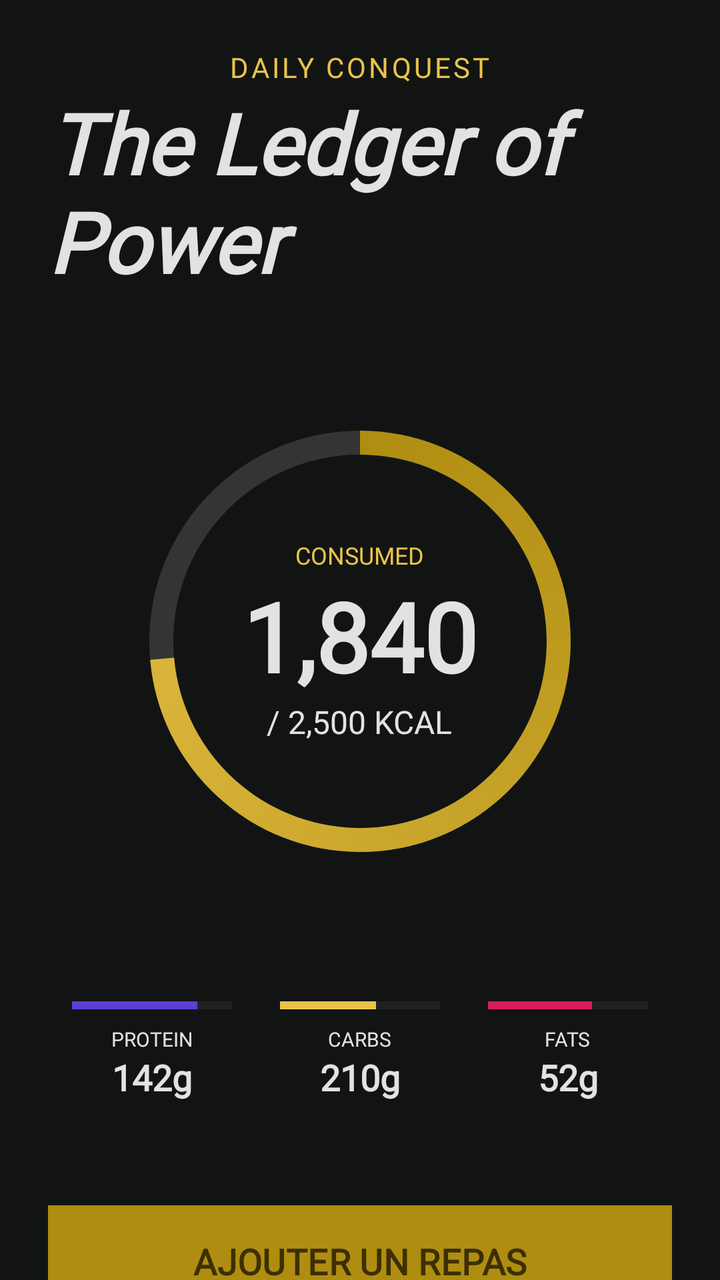
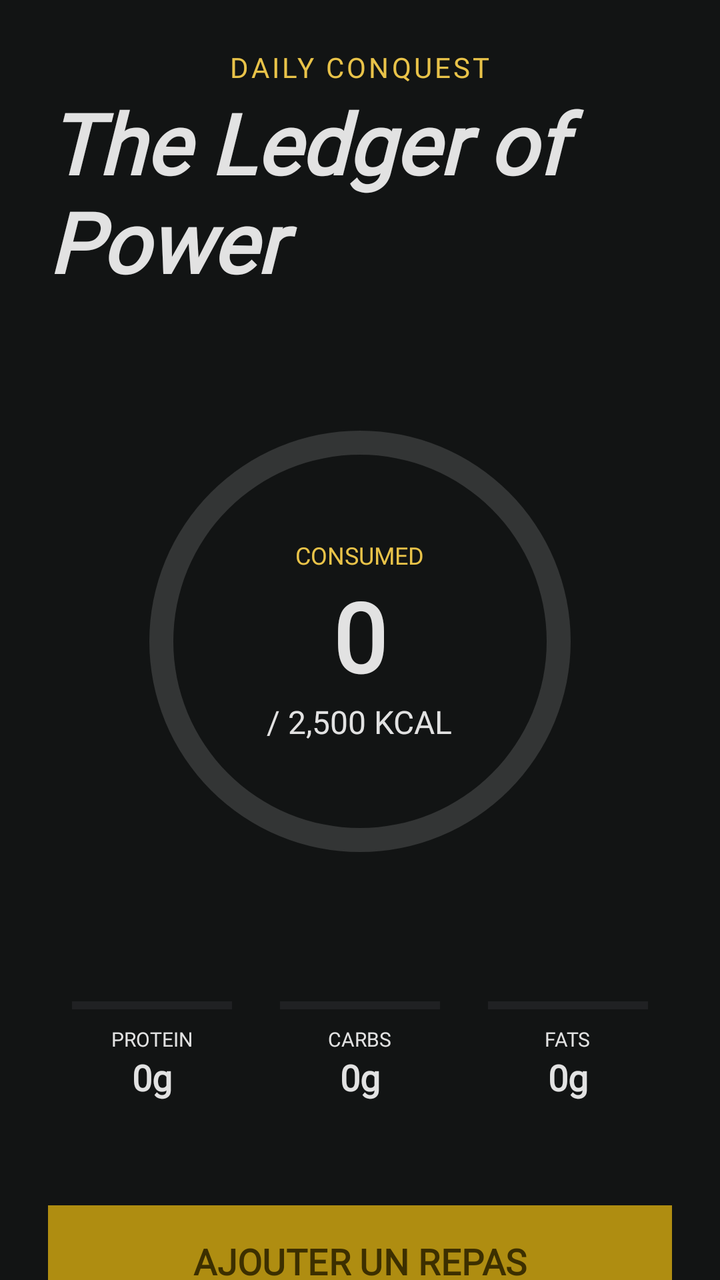

Screens rendered from an Android XML layout before and after an edit, with the pre-edit source and the edit as a unified diff.
<!-- AndroidManifest.xml: application theme Theme.OlympusFront -->
<!-- res/layout/fragment_home.xml -->
<?xml version="1.0" encoding="utf-8"?>
<androidx.core.widget.NestedScrollView xmlns:android="http://schemas.android.com/apk/res/android"
    xmlns:app="http://schemas.android.com/apk/res-auto"
    android:layout_width="match_parent"
    android:layout_height="match_parent"
    android:background="@color/surface">

    <androidx.constraintlayout.widget.ConstraintLayout
        android:layout_width="match_parent"
        android:layout_height="wrap_content"
        android:padding="24dp">

        <TextView
            android:id="@+id/subtitle_conquest"
            android:layout_width="wrap_content"
            android:layout_height="wrap_content"
            android:fontFamily="@font/manrope"
            android:letterSpacing="0.1"
            android:text="@string/daily_conquest"
            android:textColor="@color/secondary"
            android:textSize="14sp"
            app:layout_constraintEnd_toEndOf="parent"
            app:layout_constraintStart_toStartOf="parent"
            app:layout_constraintTop_toTopOf="parent" />

        <TextView
            android:id="@+id/main_headline"
            android:layout_width="wrap_content"
            android:layout_height="wrap_content"
            android:fontFamily="@font/newsreader"
            android:text="@string/ledger_of_power"
            android:textColor="@color/marble_white"
            android:textSize="42sp"
            android:textStyle="bold|italic"
            app:layout_constraintEnd_toEndOf="parent"
            app:layout_constraintStart_toStartOf="parent"
            app:layout_constraintTop_toBottomOf="@id/subtitle_conquest" />

        
        <FrameLayout
            android:id="@+id/progress_container"
            android:layout_width="280dp"
            android:layout_height="280dp"
            android:layout_marginTop="32dp"
            app:layout_constraintEnd_toEndOf="parent"
            app:layout_constraintStart_toStartOf="parent"
            app:layout_constraintTop_toBottomOf="@id/main_headline">

            <ProgressBar
                android:id="@+id/calories_progress"
                style="?android:attr/progressBarStyleHorizontal"
                android:layout_width="match_parent"
                android:layout_height="match_parent"
                android:indeterminate="false"
                android:max="2500"
                android:progress="1840"
                android:progressDrawable="@drawable/ring_progress" />

            <LinearLayout
                android:layout_width="wrap_content"
                android:layout_height="wrap_content"
                android:layout_gravity="center"
                android:gravity="center"
                android:orientation="vertical">

                <TextView
                    android:layout_width="wrap_content"
                    android:layout_height="wrap_content"
                    android:fontFamily="@font/manrope"
                    android:text="@string/consumed"
                    android:textColor="@color/secondary"
                    android:textSize="12sp" />

                <TextView
                    android:id="@+id/calories_text"
                    android:layout_width="wrap_content"
                    android:layout_height="wrap_content"
                    android:fontFamily="@font/newsreader"
                    android:text="@string/calories_value"
                    android:textColor="@color/marble_white"
                    android:textSize="48sp"
                    android:textStyle="bold" />

                <TextView
                    android:layout_width="wrap_content"
                    android:layout_height="wrap_content"
                    android:fontFamily="@font/manrope"
                    android:text="@string/target_kcal"
                    android:textColor="@color/marble_white"
                    android:textSize="16sp" />
            </LinearLayout>
        </FrameLayout>

        
        <LinearLayout
            android:id="@+id/macros_container"
            android:layout_width="match_parent"
            android:layout_height="wrap_content"
            android:layout_marginTop="40dp"
            android:baselineAligned="false"
            android:orientation="horizontal"
            app:layout_constraintTop_toBottomOf="@id/progress_container">

            
            <LinearLayout
                android:layout_width="0dp"
                android:layout_height="wrap_content"
                android:layout_weight="1"
                android:gravity="center"
                android:orientation="vertical">

                <ProgressBar
                    style="?android:attr/progressBarStyleHorizontal"
                    android:layout_width="80dp"
                    android:layout_height="4dp"
                    android:progress="78"
                    android:progressTint="@color/primary_container" />

                <TextView
                    android:layout_width="wrap_content"
                    android:layout_height="wrap_content"
                    android:layout_marginTop="8dp"
                    android:fontFamily="@font/manrope"
                    android:text="@string/protein"
                    android:textColor="@color/marble_white"
                    android:textSize="10sp" />

                <TextView
                    android:layout_width="wrap_content"
                    android:layout_height="wrap_content"
                    android:fontFamily="@font/newsreader"
                    android:text="@string/protein_value"
                    android:textColor="@color/marble_white"
                    android:textSize="18sp"
                    android:textStyle="bold" />
            </LinearLayout>

            
            <LinearLayout
                android:layout_width="0dp"
                android:layout_height="wrap_content"
                android:layout_weight="1"
                android:gravity="center"
                android:orientation="vertical">

                <ProgressBar
                    style="?android:attr/progressBarStyleHorizontal"
                    android:layout_width="80dp"
                    android:layout_height="4dp"
                    android:progress="60"
                    android:progressTint="@color/secondary" />

                <TextView
                    android:layout_width="wrap_content"
                    android:layout_height="wrap_content"
                    android:layout_marginTop="8dp"
                    android:fontFamily="@font/manrope"
                    android:text="@string/carbs"
                    android:textColor="@color/marble_white"
                    android:textSize="10sp" />

                <TextView
                    android:layout_width="wrap_content"
                    android:layout_height="wrap_content"
                    android:fontFamily="@font/newsreader"
                    android:text="@string/carbs_value"
                    android:textColor="@color/marble_white"
                    android:textSize="18sp"
                    android:textStyle="bold" />
            </LinearLayout>

            
            <LinearLayout
                android:layout_width="0dp"
                android:layout_height="wrap_content"
                android:layout_weight="1"
                android:gravity="center"
                android:orientation="vertical">

                <ProgressBar
                    style="?android:attr/progressBarStyleHorizontal"
                    android:layout_width="80dp"
                    android:layout_height="4dp"
                    android:progress="65"
                    android:progressTint="#D81B60" />

                <TextView
                    android:layout_width="wrap_content"
                    android:layout_height="wrap_content"
                    android:layout_marginTop="8dp"
                    android:fontFamily="@font/manrope"
                    android:text="@string/fats"
                    android:textColor="@color/marble_white"
                    android:textSize="10sp" />

                <TextView
                    android:layout_width="wrap_content"
                    android:layout_height="wrap_content"
                    android:fontFamily="@font/newsreader"
                    android:text="@string/fats_value"
                    android:textColor="@color/marble_white"
                    android:textSize="18sp"
                    android:textStyle="bold" />
            </LinearLayout>
        </LinearLayout>

        
        <com.google.android.material.button.MaterialButton
            android:id="@+id/add_meal_button"
            android:layout_width="match_parent"
            android:layout_height="64dp"
            android:layout_marginTop="48dp"
            android:backgroundTint="@color/secondary_container"
            android:fontFamily="@font/newsreader"
            android:text="@string/add_meal"
            android:textColor="@color/on_secondary"
            android:textSize="18sp"
            android:textStyle="bold"
            app:cornerRadius="0dp"
            app:layout_constraintTop_toBottomOf="@id/macros_container" />

        <LinearLayout
            android:id="@+id/secondary_buttons"
            android:layout_width="match_parent"
            android:layout_height="wrap_content"
            android:layout_marginTop="16dp"
            android:orientation="horizontal"
            app:layout_constraintTop_toBottomOf="@id/add_meal_button">

            <com.google.android.material.button.MaterialButton
                android:id="@+id/scan_barcode_button"
                style="@style/Widget.Material3.Button.OutlinedButton"
                android:layout_width="0dp"
                android:layout_height="56dp"
                android:layout_marginEnd="8dp"
                android:layout_weight="1"
                android:fontFamily="@font/manrope"
                android:text="@string/scan_barcode"
                android:textColor="@color/secondary"
                android:textSize="12sp"
                app:cornerRadius="0dp"
                app:strokeColor="@color/outline_variant" />

            <com.google.android.material.button.MaterialButton
                android:id="@+id/manual_entry_button"
                style="@style/Widget.Material3.Button.OutlinedButton"
                android:layout_width="0dp"
                android:layout_height="56dp"
                android:layout_marginStart="8dp"
                android:layout_weight="1"
                android:fontFamily="@font/manrope"
                android:text="@string/manual_entry"
                android:textColor="@color/secondary"
                android:textSize="12sp"
                app:cornerRadius="0dp"
                app:strokeColor="@color/outline_variant" />
        </LinearLayout>

        
        <TextView
            android:id="@+id/recent_provisions_title"
            android:layout_width="wrap_content"
            android:layout_height="wrap_content"
            android:layout_marginTop="48dp"
            android:fontFamily="@font/newsreader"
            android:text="@string/recent_provisions"
            android:textColor="@color/marble_white"
            android:textSize="24sp"
            app:layout_constraintStart_toStartOf="parent"
            app:layout_constraintTop_toBottomOf="@id/secondary_buttons" />

        <LinearLayout
            android:layout_width="match_parent"
            android:layout_height="wrap_content"
            android:layout_marginTop="24dp"
            android:orientation="vertical"
            app:layout_constraintTop_toBottomOf="@id/recent_provisions_title">

            
            <com.google.android.material.card.MaterialCardView
                android:id="@+id/item_pheasant"
                android:layout_width="match_parent"
                android:layout_height="wrap_content"
                android:layout_marginBottom="16dp"
                app:cardBackgroundColor="@color/surface_container_low"
                app:cardCornerRadius="0dp"
                app:strokeWidth="0dp">

                <androidx.constraintlayout.widget.ConstraintLayout
                    android:layout_width="match_parent"
                    android:layout_height="wrap_content"
                    android:padding="16dp">

                    <ImageView
                        android:id="@+id/item_icon_1"
                        android:layout_width="24dp"
                        android:layout_height="24dp"
                        android:src="@android:drawable/ic_menu_today"
                        app:layout_constraintBottom_toBottomOf="parent"
                        app:layout_constraintStart_toStartOf="parent"
                        app:layout_constraintTop_toTopOf="parent"
                        app:tint="@color/primary_container" />

                    <TextView
                        android:id="@+id/item_name_1"
                        android:layout_width="0dp"
                        android:layout_height="wrap_content"
                        android:layout_marginStart="16dp"
                        android:fontFamily="@font/newsreader"
                        android:text="Gilded Pheasant\nBreast"
                        android:textColor="@color/marble_white"
                        android:textSize="18sp"
                        app:layout_constraintEnd_toStartOf="@id/item_kcal_1"
                        app:layout_constraintStart_toEndOf="@id/item_icon_1"
                        app:layout_constraintTop_toTopOf="parent" />

                    <TextView
                        android:id="@+id/item_time_1"
                        android:layout_width="wrap_content"
                        android:layout_height="wrap_content"
                        android:layout_marginTop="4dp"
                        android:fontFamily="@font/manrope"
                        android:text="LUNCH • 1:15PM"
                        android:textColor="@color/outline_variant"
                        android:textSize="10sp"
                        app:layout_constraintStart_toStartOf="@id/item_name_1"
                        app:layout_constraintTop_toBottomOf="@id/item_name_1" />

                    <TextView
                        android:id="@+id/item_kcal_1"
                        android:layout_width="wrap_content"
                        android:layout_height="wrap_content"
                        android:fontFamily="@font/newsreader"
                        android:gravity="end"
                        android:text="640\nKCAL"
                        android:textColor="@color/secondary"
                        android:textSize="18sp"
                        android:textStyle="bold"
                        app:layout_constraintEnd_toEndOf="parent"
                        app:layout_constraintTop_toTopOf="parent" />

                </androidx.constraintlayout.widget.ConstraintLayout>
            </com.google.android.material.card.MaterialCardView>

            
            <com.google.android.material.card.MaterialCardView
                android:id="@+id/item_elixir"
                android:layout_width="match_parent"
                android:layout_height="wrap_content"
                android:layout_marginBottom="16dp"
                app:cardBackgroundColor="@color/surface_container_low"
                app:cardCornerRadius="0dp"
                app:strokeWidth="0dp">

                <androidx.constraintlayout.widget.ConstraintLayout
                    android:layout_width="match_parent"
                    android:layout_height="wrap_content"
                    android:padding="16dp">

                    <ImageView
                        android:id="@+id/item_icon_2"
                        android:layout_width="24dp"
                        android:layout_height="24dp"
                        android:src="@android:drawable/ic_menu_view"
                        app:layout_constraintBottom_toBottomOf="parent"
                        app:layout_constraintStart_toStartOf="parent"
                        app:layout_constraintTop_toTopOf="parent"
                        app:tint="@color/primary_container" />

                    <TextView
                        android:id="@+id/item_name_2"
                        android:layout_width="0dp"
                        android:layout_height="wrap_content"
                        android:layout_marginStart="16dp"
                        android:fontFamily="@font/newsreader"
                        android:text="Legionnaire's\nElixir"
                        android:textColor="@color/marble_white"
                        android:textSize="18sp"
                        app:layout_constraintEnd_toStartOf="@id/item_kcal_2"
                        app:layout_constraintStart_toEndOf="@id/item_icon_2"
                        app:layout_constraintTop_toTopOf="parent" />

                    <TextView
                        android:id="@+id/item_time_2"
                        android:layout_width="wrap_content"
                        android:layout_height="wrap_content"
                        android:layout_marginTop="4dp"
                        android:fontFamily="@font/manrope"
                        android:text="MORNING • 8:30 AM"
                        android:textColor="@color/outline_variant"
                        android:textSize="10sp"
                        app:layout_constraintStart_toStartOf="@id/item_name_2"
                        app:layout_constraintTop_toBottomOf="@id/item_name_2" />

                    <TextView
                        android:id="@+id/item_kcal_2"
                        android:layout_width="wrap_content"
                        android:layout_height="wrap_content"
                        android:fontFamily="@font/newsreader"
                        android:gravity="end"
                        android:text="120\nKCAL"
                        android:textColor="@color/secondary"
                        android:textSize="18sp"
                        android:textStyle="bold"
                        app:layout_constraintEnd_toEndOf="parent"
                        app:layout_constraintTop_toTopOf="parent" />

                </androidx.constraintlayout.widget.ConstraintLayout>
            </com.google.android.material.card.MaterialCardView>

        </LinearLayout>

    </androidx.constraintlayout.widget.ConstraintLayout>
</androidx.core.widget.NestedScrollView>
<!-- resources referenced by this layout -->
<resources>
  <color name="marble_white">#E2E2E2</color>
  <color name="on_secondary">#3C2F00</color>
  <color name="outline_variant">#484554</color>
  <color name="primary_container">#5D3FD3</color>
  <color name="secondary">#E9C349</color>
  <color name="secondary_container">#AF8D11</color>
  <color name="surface">#121414</color>
  <color name="surface_container_low">#1A1C1C</color>
  <!-- drawable ring_progress (drawable) -->
  <?xml version="1.0" encoding="utf-8"?>
  <layer-list xmlns:android="http://schemas.android.com/apk/res/android">
      <item android:id="@android:id/background">
          <shape
              android:shape="ring"
              android:thickness="12dp"
              android:useLevel="false">
              <solid android:color="@color/surface_variant" />
          </shape>
      </item>
      <item android:id="@android:id/progress">
          <rotate
              android:fromDegrees="270"
              android:pivotX="50%"
              android:pivotY="50%"
              android:toDegrees="270">
              <shape
                  android:shape="ring"
                  android:thickness="12dp"
                  android:useLevel="true">
                  <gradient
                      android:endColor="@color/secondary"
                      android:startColor="@color/secondary_container"
                      android:type="sweep" />
              </shape>
          </rotate>
      </item>
  </layer-list>
  <string name="add_meal">AJOUTER UN REPAS</string>
  <string name="calories_value">1,840</string>
  <string name="carbs">CARBS</string>
  <string name="carbs_value">210g</string>
  <string name="consumed">CONSUMED</string>
  <string name="daily_conquest">DAILY CONQUEST</string>
  <string name="fats">FATS</string>
  <string name="fats_value">52g</string>
  <string name="ledger_of_power">The Ledger of Power</string>
  <string name="manual_entry">MANUAL ENTRY</string>
  <string name="protein">PROTEIN</string>
  <string name="protein_value">142g</string>
  <string name="recent_provisions">Recent Provisions</string>
  <string name="scan_barcode">SCAN BARCODE</string>
  <string name="target_kcal">/ 2,500 KCAL</string>
  <style name="Theme.OlympusFront" parent="Base.Theme.OlympusFront" />
  <color name="surface_variant">#333535</color>
  <style name="Base.Theme.OlympusFront" parent="Theme.Material3.DayNight.NoActionBar">
          
          <item name="colorPrimary">@color/primary_container</item>
          <item name="colorSecondary">@color/secondary</item>
          <item name="android:windowBackground">@color/surface</item>
  
          
          <item name="fontFamily">@font/manrope</item>
      </style>
</resources>

<!-- the commit's change to res/layout/fragment_home.xml (unified diff, before → after) -->
@@ -53,7 +53,7 @@
                 android:layout_height="match_parent"
                 android:indeterminate="false"
                 android:max="2500"
-                android:progress="1840"
+                android:progress="0"
                 android:progressDrawable="@drawable/ring_progress" />
 
             <LinearLayout
@@ -76,12 +76,13 @@
                     android:layout_width="wrap_content"
                     android:layout_height="wrap_content"
                     android:fontFamily="@font/newsreader"
-                    android:text="@string/calories_value"
+                    android:text="0"
                     android:textColor="@color/marble_white"
                     android:textSize="48sp"
                     android:textStyle="bold" />
 
                 <TextView
+                    android:id="@+id/calories_target_text"
                     android:layout_width="wrap_content"
                     android:layout_height="wrap_content"
                     android:fontFamily="@font/manrope"
@@ -110,10 +111,12 @@
                 android:orientation="vertical">
 
                 <ProgressBar
+                    android:id="@+id/protein_progress"
                     style="?android:attr/progressBarStyleHorizontal"
                     android:layout_width="80dp"
                     android:layout_height="4dp"
-                    android:progress="78"
+                    android:progress="0"
+                    android:max="100"
                     android:progressTint="@color/primary_container" />
 
                 <TextView
@@ -126,10 +129,11 @@
                     android:textSize="10sp" />
 
                 <TextView
-                    android:layout_width="wrap_content"
-                    android:layout_height="wrap_content"
-                    android:fontFamily="@font/newsreader"
-                    android:text="@string/protein_value"
+                    android:id="@+id/protein_text"
+                    android:layout_width="wrap_content"
+                    android:layout_height="wrap_content"
+                    android:fontFamily="@font/newsreader"
+                    android:text="0g"
                     android:textColor="@color/marble_white"
                     android:textSize="18sp"
                     android:textStyle="bold" />
@@ -144,10 +148,12 @@
                 android:orientation="vertical">
 
                 <ProgressBar
+                    android:id="@+id/carbs_progress"
                     style="?android:attr/progressBarStyleHorizontal"
                     android:layout_width="80dp"
                     android:layout_height="4dp"
-                    android:progress="60"
+                    android:progress="0"
+                    android:max="100"
                     android:progressTint="@color/secondary" />
 
                 <TextView
@@ -160,10 +166,11 @@
                     android:textSize="10sp" />
 
                 <TextView
-                    android:layout_width="wrap_content"
-                    android:layout_height="wrap_content"
-                    android:fontFamily="@font/newsreader"
-                    android:text="@string/carbs_value"
+                    android:id="@+id/carbs_text"
+                    android:layout_width="wrap_content"
+                    android:layout_height="wrap_content"
+                    android:fontFamily="@font/newsreader"
+                    android:text="0g"
                     android:textColor="@color/marble_white"
                     android:textSize="18sp"
                     android:textStyle="bold" />
@@ -178,10 +185,12 @@
                 android:orientation="vertical">
 
                 <ProgressBar
+                    android:id="@+id/fats_progress"
                     style="?android:attr/progressBarStyleHorizontal"
                     android:layout_width="80dp"
                     android:layout_height="4dp"
-                    android:progress="65"
+                    android:progress="0"
+                    android:max="100"
                     android:progressTint="#D81B60" />
 
                 <TextView
@@ -194,10 +203,11 @@
                     android:textSize="10sp" />
 
                 <TextView
-                    android:layout_width="wrap_content"
-                    android:layout_height="wrap_content"
-                    android:fontFamily="@font/newsreader"
-                    android:text="@string/fats_value"
+                    android:id="@+id/fats_text"
+                    android:layout_width="wrap_content"
+                    android:layout_height="wrap_content"
+                    android:fontFamily="@font/newsreader"
+                    android:text="0g"
                     android:textColor="@color/marble_white"
                     android:textSize="18sp"
                     android:textStyle="bold" />
@@ -269,146 +279,13 @@
             app:layout_constraintStart_toStartOf="parent"
             app:layout_constraintTop_toBottomOf="@id/secondary_buttons" />
 
-        <LinearLayout
+        
+        <androidx.recyclerview.widget.RecyclerView
+            android:id="@+id/recycler_recent_logs"
             android:layout_width="match_parent"
             android:layout_height="wrap_content"
             android:layout_marginTop="24dp"
-            android:orientation="vertical"
-            app:layout_constraintTop_toBottomOf="@id/recent_provisions_title">
-
-            
-            <com.google.android.material.card.MaterialCardView
-                android:id="@+id/item_pheasant"
-                android:layout_width="match_parent"
-                android:layout_height="wrap_content"
-                android:layout_marginBottom="16dp"
-                app:cardBackgroundColor="@color/surface_container_low"
-                app:cardCornerRadius="0dp"
-                app:strokeWidth="0dp">
-
-                <androidx.constraintlayout.widget.ConstraintLayout
-                    android:layout_width="match_parent"
-                    android:layout_height="wrap_content"
-                    android:padding="16dp">
-
-                    <ImageView
-                        android:id="@+id/item_icon_1"
-                        android:layout_width="24dp"
-                        android:layout_height="24dp"
-                        android:src="@android:drawable/ic_menu_today"
-                        app:layout_constraintBottom_toBottomOf="parent"
-                        app:layout_constraintStart_toStartOf="parent"
-                        app:layout_constraintTop_toTopOf="parent"
-                        app:tint="@color/primary_container" />
-
-                    <TextView
-                        android:id="@+id/item_name_1"
-                        android:layout_width="0dp"
-                        android:layout_height="wrap_content"
-                        android:layout_marginStart="16dp"
-                        android:fontFamily="@font/newsreader"
-                        android:text="Gilded Pheasant\nBreast"
-                        android:textColor="@color/marble_white"
-                        android:textSize="18sp"
-                        app:layout_constraintEnd_toStartOf="@id/item_kcal_1"
-                        app:layout_constraintStart_toEndOf="@id/item_icon_1"
-                        app:layout_constraintTop_toTopOf="parent" />
-
-                    <TextView
-                        android:id="@+id/item_time_1"
-                        android:layout_width="wrap_content"
-                        android:layout_height="wrap_content"
-                        android:layout_marginTop="4dp"
-                        android:fontFamily="@font/manrope"
-                        android:text="LUNCH • 1:15PM"
-                        android:textColor="@color/outline_variant"
-                        android:textSize="10sp"
-                        app:layout_constraintStart_toStartOf="@id/item_name_1"
-                        app:layout_constraintTop_toBottomOf="@id/item_name_1" />
-
-                    <TextView
-                        android:id="@+id/item_kcal_1"
-                        android:layout_width="wrap_content"
-                        android:layout_height="wrap_content"
-                        android:fontFamily="@font/newsreader"
-                        android:gravity="end"
-                        android:text="640\nKCAL"
-                        android:textColor="@color/secondary"
-                        android:textSize="18sp"
-                        android:textStyle="bold"
-                        app:layout_constraintEnd_toEndOf="parent"
-                        app:layout_constraintTop_toTopOf="parent" />
-
-                </androidx.constraintlayout.widget.ConstraintLayout>
-            </com.google.android.material.card.MaterialCardView>
-
-            
-            <com.google.android.material.card.MaterialCardView
-                android:id="@+id/item_elixir"
-                android:layout_width="match_parent"
-                android:layout_height="wrap_content"
-                android:layout_marginBottom="16dp"
-                app:cardBackgroundColor="@color/surface_container_low"
-                app:cardCornerRadius="0dp"
-                app:strokeWidth="0dp">
-
-                <androidx.constraintlayout.widget.ConstraintLayout
-                    android:layout_width="match_parent"
-                    android:layout_height="wrap_content"
-                    android:padding="16dp">
-
-                    <ImageView
-                        android:id="@+id/item_icon_2"
-                        android:layout_width="24dp"
-                        android:layout_height="24dp"
-                        android:src="@android:drawable/ic_menu_view"
-                        app:layout_constraintBottom_toBottomOf="parent"
-                        app:layout_constraintStart_toStartOf="parent"
-                        app:layout_constraintTop_toTopOf="parent"
-                        app:tint="@color/primary_container" />
-
-                    <TextView
-                        android:id="@+id/item_name_2"
-                        android:layout_width="0dp"
-                        android:layout_height="wrap_content"
-                        android:layout_marginStart="16dp"
-                        android:fontFamily="@font/newsreader"
-                        android:text="Legionnaire's\nElixir"
-                        android:textColor="@color/marble_white"
-                        android:textSize="18sp"
-                        app:layout_constraintEnd_toStartOf="@id/item_kcal_2"
-                        app:layout_constraintStart_toEndOf="@id/item_icon_2"
-                        app:layout_constraintTop_toTopOf="parent" />
-
-                    <TextView
-                        android:id="@+id/item_time_2"
-                        android:layout_width="wrap_content"
-                        android:layout_height="wrap_content"
-                        android:layout_marginTop="4dp"
-                        android:fontFamily="@font/manrope"
-                        android:text="MORNING • 8:30 AM"
-                        android:textColor="@color/outline_variant"
-                        android:textSize="10sp"
-                        app:layout_constraintStart_toStartOf="@id/item_name_2"
-                        app:layout_constraintTop_toBottomOf="@id/item_name_2" />
-
-                    <TextView
-                        android:id="@+id/item_kcal_2"
-                        android:layout_width="wrap_content"
-                        android:layout_height="wrap_content"
-                        android:fontFamily="@font/newsreader"
-                        android:gravity="end"
-                        android:text="120\nKCAL"
-                        android:textColor="@color/secondary"
-                        android:textSize="18sp"
-                        android:textStyle="bold"
-                        app:layout_constraintEnd_toEndOf="parent"
-                        app:layout_constraintTop_toTopOf="parent" />
-
-                </androidx.constraintlayout.widget.ConstraintLayout>
-            </com.google.android.material.card.MaterialCardView>
-
-        </LinearLayout>
+            app:layout_constraintTop_toBottomOf="@id/recent_provisions_title" />
 
     </androidx.constraintlayout.widget.ConstraintLayout>
 </androidx.core.widget.NestedScrollView>
<!-- resource entries referenced after the edit -->
@@ -7,7 +7,6 @@
   <color name="secondary">#E9C349</color>
   <color name="secondary_container">#AF8D11</color>
   <color name="surface">#121414</color>
-  <color name="surface_container_low">#1A1C1C</color>
   <!-- drawable ring_progress (drawable) -->
   <?xml version="1.0" encoding="utf-8"?>
   <layer-list xmlns:android="http://schemas.android.com/apk/res/android">
@@ -38,17 +37,13 @@
       </item>
   </layer-list>
   <string name="add_meal">AJOUTER UN REPAS</string>
-  <string name="calories_value">1,840</string>
   <string name="carbs">CARBS</string>
-  <string name="carbs_value">210g</string>
   <string name="consumed">CONSUMED</string>
   <string name="daily_conquest">DAILY CONQUEST</string>
   <string name="fats">FATS</string>
-  <string name="fats_value">52g</string>
   <string name="ledger_of_power">The Ledger of Power</string>
   <string name="manual_entry">MANUAL ENTRY</string>
   <string name="protein">PROTEIN</string>
-  <string name="protein_value">142g</string>
   <string name="recent_provisions">Recent Provisions</string>
   <string name="scan_barcode">SCAN BARCODE</string>
   <string name="target_kcal">/ 2,500 KCAL</string>
